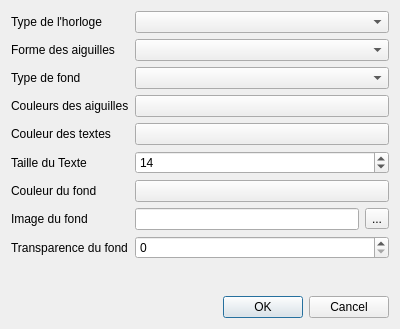
Before: the Qt Designer form Horloge_Analogique/affichage.ui in liberflos/HorlogeAnalogique, drawn with Qt 5.
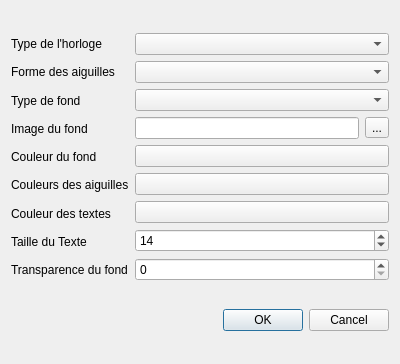
After: the same form once the commit is applied.

```diff
--- a/Horloge_Analogique/affichage.ui
+++ b/Horloge_Analogique/affichage.ui
@@ -7,88 +7,94 @@
     <x>0</x>
     <y>0</y>
     <width>400</width>
-    <height>329</height>
+    <height>364</height>
    </rect>
   </property>
   <property name="windowTitle">
    <string>Dialog</string>
   </property>
+  <layout class="QVBoxLayout" name="verticalLayout_4">
+   <item>
+    <layout class="QHBoxLayout" name="horizontalLayout_2">
+     <item>
   <layout class="QVBoxLayout" name="verticalLayout">
    <item>
-    <layout class="QFormLayout" name="formLayout">
-     <item row="1" column="0">
       <widget class="QLabel" name="labelTypeHorloge">
        <property name="text">
         <string>Type de l'horloge</string>
        </property>
       </widget>
      </item>
-     <item row="1" column="1">
-      <widget class="QComboBox" name="comboBoxTypeHorloge"/>
-     </item>
-     <item row="2" column="0">
+       <item>
       <widget class="QLabel" name="labelFormeAiguilles">
        <property name="text">
         <string>Forme des aiguilles</string>
        </property>
       </widget>
      </item>
-     <item row="2" column="1">
-      <widget class="QComboBox" name="comboBoxFormeAiguille"/>
-     </item>
-     <item row="3" column="1">
-      <widget class="QComboBox" name="comboBoxTypeFond"/>
-     </item>
-     <item row="4" column="0">
+       <item>
+        <widget class="QLabel" name="labelTypeFond">
+         <property name="text">
+          <string>Type de fond</string>
+         </property>
+        </widget>
+       </item>
+       <item>
+        <widget class="QLabel" name="labelImageFond">
+         <property name="text">
+          <string>Image du fond</string>
+         </property>
+        </widget>
+       </item>
+       <item>
+        <widget class="QLabel" name="labelCouleurFond">
+         <property name="text">
+          <string>Couleur du fond</string>
+         </property>
+        </widget>
+       </item>
+       <item>
       <widget class="QLabel" name="labelCouleurAiguilles">
        <property name="text">
         <string>Couleurs des aiguilles</string>
        </property>
       </widget>
      </item>
-     <item row="4" column="1">
-      <widget class="QPushButton" name="pushButton">
-       <property name="text">
-        <string/>
-       </property>
-      </widget>
-     </item>
-     <item row="5" column="0">
+       <item>
       <widget class="QLabel" name="labelCouleurTextes">
        <property name="text">
         <string>Couleur des textes</string>
        </property>
       </widget>
      </item>
-     <item row="5" column="1">
-      <widget class="QPushButton" name="pushButton_2">
+       <item>
+        <widget class="QLabel" name="label">
        <property name="text">
-        <string/>
+          <string>Taille du Texte</string>
        </property>
       </widget>
      </item>
-     <item row="7" column="0">
-      <widget class="QLabel" name="labelCouleurFond">
+       <item>
+        <widget class="QLabel" name="labelTransparenceFond">
        <property name="text">
-        <string>Couleur du fond</string>
+          <string>Transparence du fond</string>
        </property>
       </widget>
      </item>
-     <item row="7" column="1">
-      <widget class="QPushButton" name="pushButton_3">
-       <property name="text">
-        <string/>
-       </property>
-      </widget>
+      </layout>
      </item>
-     <item row="8" column="0">
-      <widget class="QLabel" name="labelImageFond">
-       <property name="text">
-        <string>Image du fond</string>
-       </property>
-      </widget>
-     </item>
-     <item row="8" column="1">
+     <item>
+      <layout class="QVBoxLayout" name="verticalLayout_2">
+       <item>
+        <widget class="QComboBox" name="comboBoxTypeHorloge"/>
+       </item>
+       <item>
+        <widget class="QComboBox" name="comboBoxFormeAiguille"/>
+       </item>
+       <item>
+        <widget class="QComboBox" name="comboBoxTypeFond"/>
+       </item>
+       <item>
       <layout class="QHBoxLayout" name="horizontalLayout">
        <item>
         <widget class="QLineEdit" name="lineEdit"/>
@@ -102,36 +108,38 @@
        </item>
       </layout>
      </item>
-     <item row="9" column="0">
-      <widget class="QLabel" name="labelTransparenceFond">
+       <item>
+        <widget class="QPushButton" name="pushButton_3">
        <property name="text">
-        <string>Transparence du fond</string>
+          <string/>
        </property>
       </widget>
      </item>
-     <item row="9" column="1">
-      <widget class="QSpinBox" name="spinBoxTranspFond"/>
-     </item>
-     <item row="3" column="0">
-      <widget class="QLabel" name="labelTypeFond">
+       <item>
+        <widget class="QPushButton" name="pushButton">
        <property name="text">
-        <string>Type de fond</string>
+          <string/>
        </property>
       </widget>
      </item>
-     <item row="6" column="0">
-      <widget class="QLabel" name="label">
+       <item>
+        <widget class="QPushButton" name="pushButton_2">
        <property name="text">
-        <string>Taille du Texte</string>
+          <string/>
        </property>
       </widget>
      </item>
-     <item row="6" column="1">
+       <item>
       <widget class="QSpinBox" name="spinBoxTailleTexte">
        <property name="value">
         <number>14</number>
        </property>
       </widget>
+       </item>
+       <item>
+        <widget class="QSpinBox" name="spinBoxTranspFond"/>
+       </item>
+      </layout>
      </item>
     </layout>
    </item>
```
Lines whose indentation alone changed are shown as unchanged.
